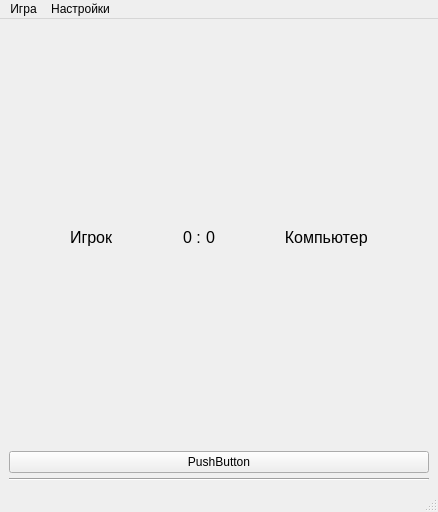
Old version of the form mainwindow.ui in the repository HixPhoenix/TTT.
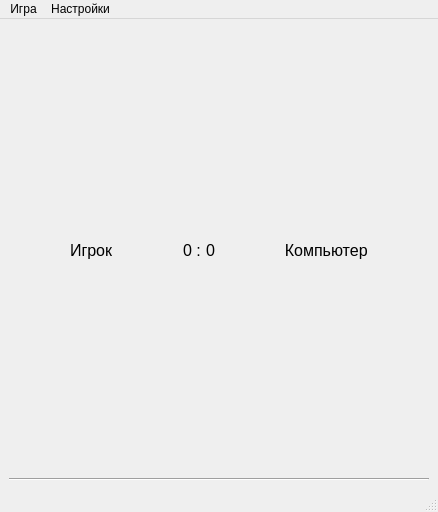
New version of the form. The open tabs and pages were chosen to show the change.

The edit to the form file:
```diff
--- a/mainwindow.ui
+++ b/mainwindow.ui
@@ -182,13 +182,6 @@
             </item>
            </layout>
           </item>
-          <item>
-           <widget class="QPushButton" name="pushButton">
-            <property name="text">
-             <string>PushButton</string>
-            </property>
-           </widget>
-          </item>
           <item>
            <widget class="Line" name="line">
             <property name="orientation">
```
